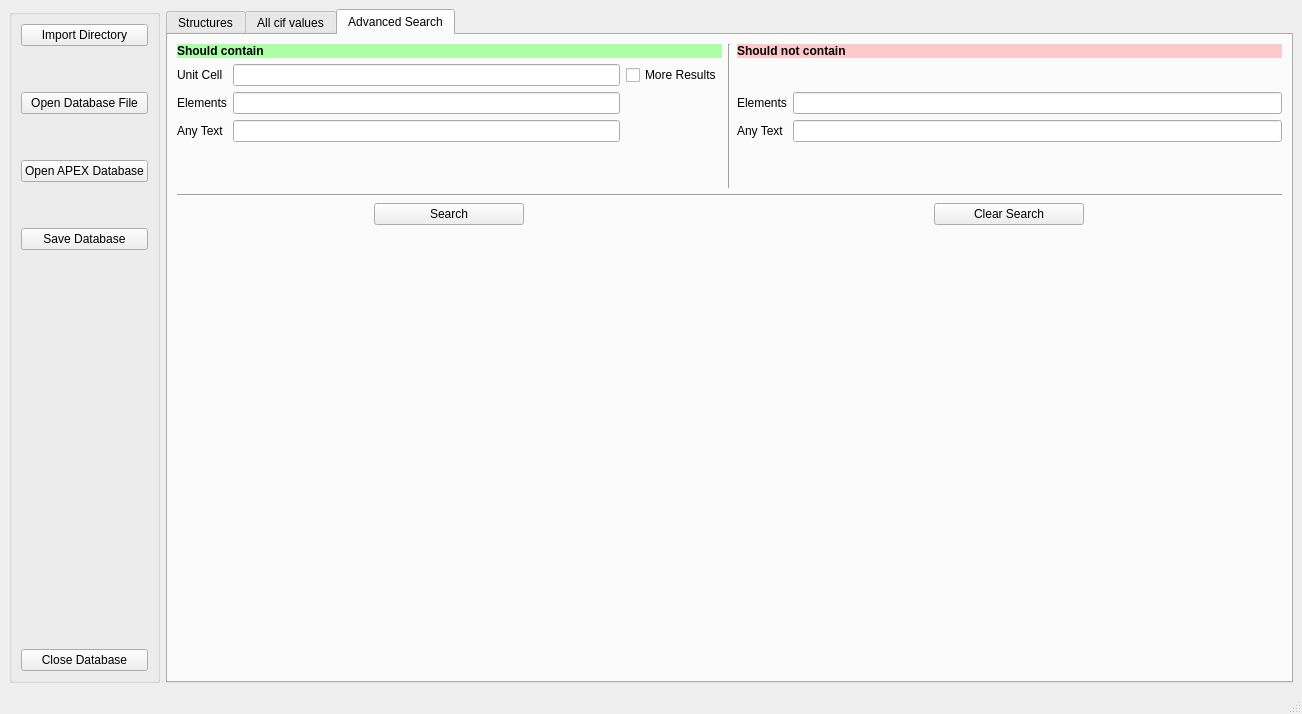
dkratzert/StructureFinder, file gui/strf_main.ui: the form before one commit.
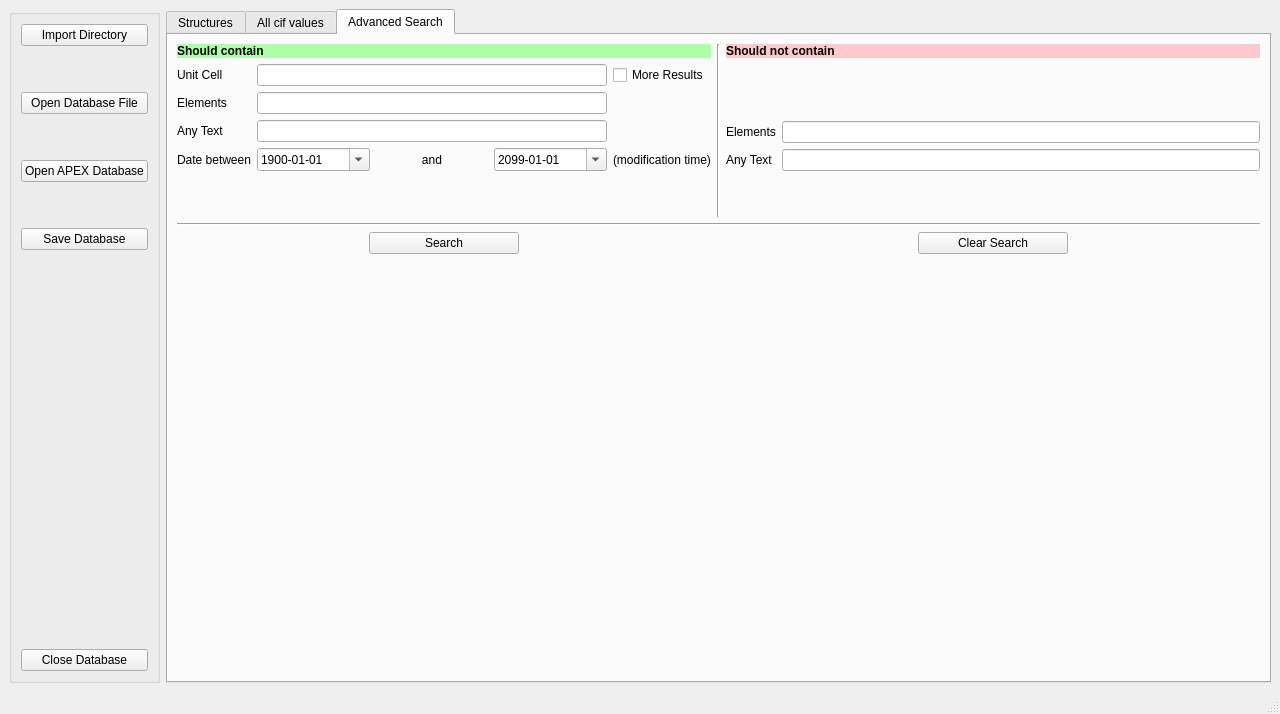
The form after the commit. The open tabs and pages were chosen to show the change.

Commit message: finished date search in qt gui

```diff
--- a/gui/strf_main.ui
+++ b/gui/strf_main.ui
@@ -7,7 +7,7 @@
    <rect>
     <x>0</x>
     <y>0</y>
-    <width>1302</width>
+    <width>1280</width>
     <height>714</height>
    </rect>
   </property>
@@ -172,7 +172,7 @@
        <string notr="true"/>
       </property>
       <property name="currentIndex">
-       <number>0</number>
+       <number>2</number>
       </property>
       <widget class="QWidget" name="maintab">
        <attribute name="title">
@@ -1076,6 +1076,20 @@
           </item>
           <item row="1" column="0">
            <layout class="QGridLayout" name="gridLayout_4">
+            <item row="0" column="2">
+             <widget class="QCheckBox" name="ad_moreResultscheckBox">
+              <property name="text">
+               <string>More Results</string>
+              </property>
+             </widget>
+            </item>
+            <item row="0" column="0">
+             <widget class="QLabel" name="unitCellLabel">
+              <property name="text">
+               <string>Unit Cell</string>
+              </property>
+             </widget>
+            </item>
             <item row="0" column="1">
              <widget class="QLineEdit" name="ad_unitCellLineEdit">
               <property name="sizePolicy">
@@ -1086,19 +1100,6 @@
               </property>
              </widget>
             </item>
-            <item row="1" column="1">
-             <widget class="QLineEdit" name="ad_elementsIncLineEdit"/>
-            </item>
-            <item row="0" column="0">
-             <widget class="QLabel" name="unitCellLabel">
-              <property name="text">
-               <string>Unit Cell</string>
-              </property>
-             </widget>
-            </item>
-            <item row="2" column="1">
-             <widget class="QLineEdit" name="ad_textsearch"/>
-            </item>
             <item row="1" column="0">
              <widget class="QLabel" name="elementsIncludedLabel">
               <property name="text">
@@ -1106,6 +1107,9 @@
               </property>
              </widget>
             </item>
+            <item row="1" column="1">
+             <widget class="QLineEdit" name="ad_elementsIncLineEdit"/>
+            </item>
             <item row="2" column="0">
              <widget class="QLabel" name="wR2Label_2">
               <property name="text">
@@ -1113,31 +1117,112 @@
               </property>
              </widget>
             </item>
-            <item row="0" column="2">
-             <widget class="QCheckBox" name="ad_moreResultscheckBox">
+            <item row="2" column="1">
+             <widget class="QLineEdit" name="ad_textsearch"/>
+            </item>
+            <item row="3" column="0">
+             <widget class="QLabel" name="wR2Label_4">
               <property name="text">
-               <string>More Results</string>
+               <string>Date between</string>
+              </property>
+             </widget>
+            </item>
+            <item row="3" column="1">
+             <layout class="QGridLayout" name="gridLayout_8">
+              <item row="0" column="1">
+               <widget class="QLabel" name="wR2Label_5">
+                <property name="sizePolicy">
+                 <sizepolicy hsizetype="Minimum" vsizetype="Preferred">
+                  <horstretch>0</horstretch>
+                  <verstretch>0</verstretch>
+                 </sizepolicy>
+                </property>
+                <property name="minimumSize">
+                 <size>
+                  <width>0</width>
+                  <height>0</height>
+                 </size>
+                </property>
+                <property name="layoutDirection">
+                 <enum>Qt::LeftToRight</enum>
+                </property>
+                <property name="text">
+                 <string>and</string>
+                </property>
+                <property name="alignment">
+                 <set>Qt::AlignCenter</set>
+                </property>
+               </widget>
+              </item>
+              <item row="0" column="0">
+               <widget class="QDateEdit" name="dateEdit1">
+                <property name="date">
+                 <date>
+                  <year>1900</year>
+                  <month>1</month>
+                  <day>1</day>
+                 </date>
+                </property>
+                <property name="minimumDate">
+                 <date>
+                  <year>1900</year>
+                  <month>1</month>
+                  <day>1</day>
+                 </date>
+                </property>
+                <property name="displayFormat">
+                 <string>yyyy-MM-dd</string>
+                </property>
+                <property name="calendarPopup">
+                 <bool>true</bool>
+                </property>
+               </widget>
+              </item>
+              <item row="0" column="2">
+               <widget class="QDateEdit" name="dateEdit2">
+                <property name="correctionMode">
+                 <enum>QAbstractSpinBox::CorrectToNearestValue</enum>
+                </property>
+                <property name="date">
+                 <date>
+                  <year>2099</year>
+                  <month>1</month>
+                  <day>1</day>
+                 </date>
+                </property>
+                <property name="maximumDate">
+                 <date>
+                  <year>7999</year>
+                  <month>12</month>
+                  <day>31</day>
+                 </date>
+                </property>
+                <property name="minimumDate">
+                 <date>
+                  <year>1752</year>
+                  <month>9</month>
+                  <day>14</day>
+                 </date>
+                </property>
+                <property name="displayFormat">
+                 <string>yyyy-MM-dd</string>
+                </property>
+                <property name="calendarPopup">
+                 <bool>true</bool>
+                </property>
+               </widget>
+              </item>
+             </layout>
+            </item>
+            <item row="3" column="2">
+             <widget class="QLabel" name="label_3">
+              <property name="text">
+               <string>(modification time)</string>
               </property>
              </widget>
             </item>
            </layout>
           </item>
-          <item row="2" column="0">
-           <spacer name="verticalSpacer_9">
-            <property name="orientation">
-             <enum>Qt::Vertical</enum>
-            </property>
-            <property name="sizeType">
-             <enum>QSizePolicy::Preferred</enum>
-            </property>
-            <property name="sizeHint" stdset="0">
-             <size>
-              <width>20</width>
-              <height>40</height>
-             </size>
-            </property>
-           </spacer>
-          </item>
           <item row="0" column="1" rowspan="3">
            <widget class="Line" name="line_2">
             <property name="orientation">
@@ -1256,6 +1341,22 @@
             </property>
            </widget>
           </item>
+          <item row="2" column="0">
+           <spacer name="verticalSpacer_9">
+            <property name="orientation">
+             <enum>Qt::Vertical</enum>
+            </property>
+            <property name="sizeType">
+             <enum>QSizePolicy::Preferred</enum>
+            </property>
+            <property name="sizeHint" stdset="0">
+             <size>
+              <width>20</width>
+              <height>40</height>
+             </size>
+            </property>
+           </spacer>
+          </item>
          </layout>
         </item>
        </layout>
```
The commit also changes 3 other files.
